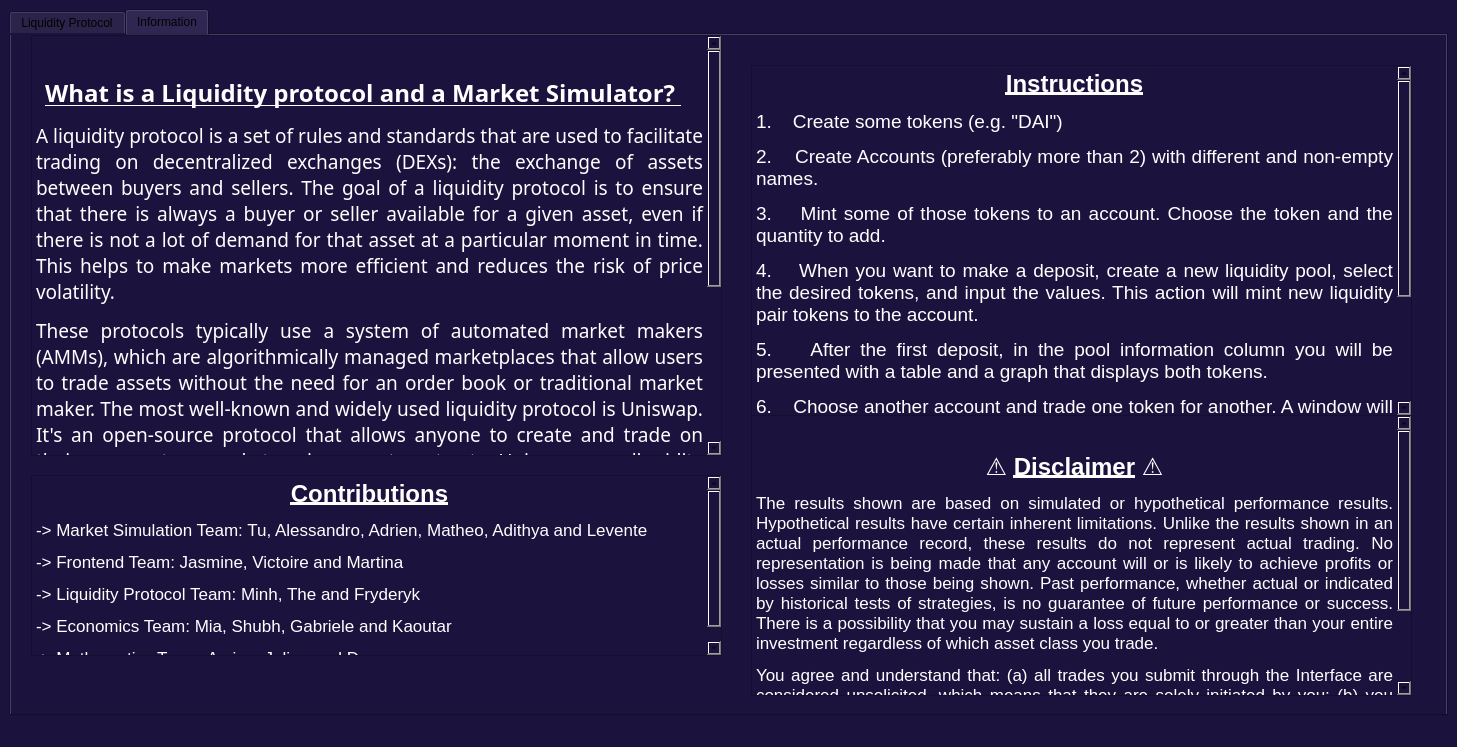
Above: introductorywindow.ui from LiquidityProtocol/AMM-Simulator before the change. Below: the same form after it.
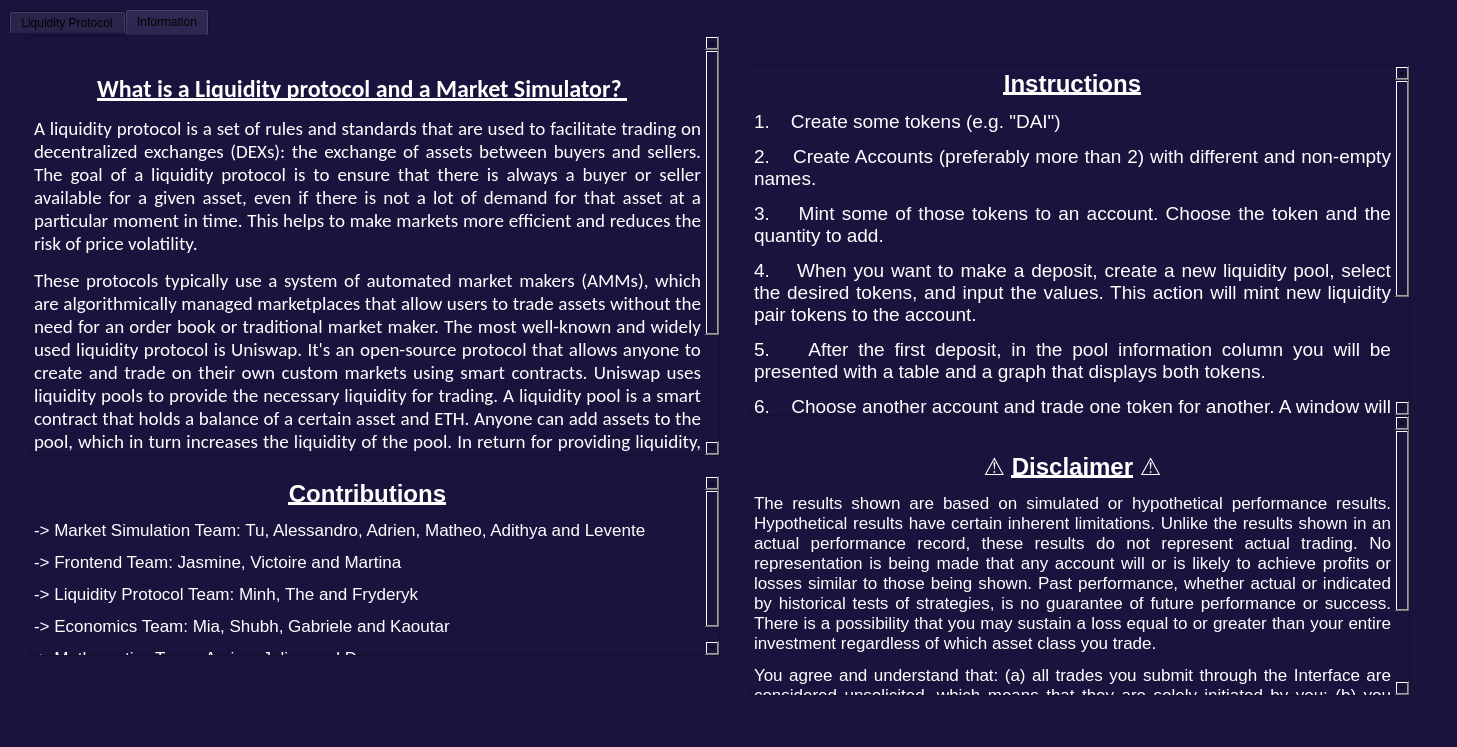
That is the form after the change. The open tabs and pages were chosen to show the change. Icons and pictures are not drawn.

```diff
--- a/introductorywindow.ui
+++ b/introductorywindow.ui
@@ -16,11 +16,16 @@
   <property name="windowTitle">
    <string>MainWindow</string>
   </property>
+  <property name="autoFillBackground">
+   <bool>false</bool>
+  </property>
   <property name="styleSheet">
    <string notr="true">background-color: rgb(28, 18, 62);
 
 font: 13pt &quot;Calibri&quot;;
 
+border-color: rgb(255, 255, 255); 
+
 </string>
   </property>
   <widget class="QWidget" name="centralwidget">
@@ -90,7 +95,7 @@
         </property>
         <property name="font">
          <font>
-          <family>Rockwell</family>
+          <family>Calibri</family>
           <pointsize>13</pointsize>
           <italic>false</italic>
           <bold>false</bold>
@@ -104,7 +109,7 @@
 &lt;html&gt;&lt;head&gt;&lt;meta name=&quot;qrichtext&quot; content=&quot;1&quot; /&gt;&lt;meta charset=&quot;utf-8&quot; /&gt;&lt;style type=&quot;text/css&quot;&gt;
 p, li { white-space: pre-wrap; }
 hr { height: 1px; border-width: 0; }
-&lt;/style&gt;&lt;/head&gt;&lt;body style=&quot; font-family:'Rockwell'; font-size:13pt; font-weight:400; font-style:normal;&quot;&gt;
+&lt;/style&gt;&lt;/head&gt;&lt;body style=&quot; font-family:'Calibri'; font-size:13pt; font-weight:400; font-style:normal;&quot;&gt;
 &lt;p align=&quot;center&quot; style=&quot;-qt-paragraph-type:empty; margin-top:12px; margin-bottom:12px; margin-left:0px; margin-right:0px; -qt-block-indent:0; text-indent:0px; font-family:'.AppleSystemUIFont';&quot;&gt;&lt;br /&gt;&lt;/p&gt;
 &lt;p align=&quot;center&quot; style=&quot; margin-top:12px; margin-bottom:12px; margin-left:0px; margin-right:0px; -qt-block-indent:0; text-indent:0px;&quot;&gt;&lt;span style=&quot; font-family:'.AppleSystemUIFont'; font-size:18pt; font-weight:700; text-decoration: underline; color:#ffffff;&quot;&gt;What is a Liquidity protocol and a Market Simulator?&lt;/span&gt;&lt;span style=&quot; font-family:'.AppleSystemUIFont'; font-size:18pt; font-weight:700; font-style:italic; text-decoration: underline; color:#ffffff;&quot;&gt; &lt;/span&gt;&lt;span style=&quot; font-family:'.AppleSystemUIFont'; font-size:18pt; color:#ffffff;&quot;&gt;  &lt;/span&gt;&lt;/p&gt;
 &lt;p align=&quot;justify&quot; style=&quot; margin-top:12px; margin-bottom:12px; margin-left:0px; margin-right:0px; -qt-block-indent:0; text-indent:0px;&quot;&gt;&lt;span style=&quot; font-family:'.AppleSystemUIFont'; font-size:14pt; color:#ffffff;&quot;&gt;A liquidity protocol is a set of rules and standards that are used to facilitate trading on decentralized exchanges (DEXs): the exchange of assets between buyers and sellers. The goal of a liquidity protocol is to ensure that there is always a buyer or seller available for a given asset, even if there is not a lot of demand for that asset at a particular moment in time. This helps to make markets more efficient and reduces the risk of price volatility. &lt;/span&gt;&lt;/p&gt;
@@ -129,7 +134,7 @@
 &lt;html&gt;&lt;head&gt;&lt;meta name=&quot;qrichtext&quot; content=&quot;1&quot; /&gt;&lt;meta charset=&quot;utf-8&quot; /&gt;&lt;style type=&quot;text/css&quot;&gt;
 p, li { white-space: pre-wrap; }
 hr { height: 1px; border-width: 0; }
-&lt;/style&gt;&lt;/head&gt;&lt;body style=&quot; font-family:'Rockwell'; font-size:13pt; font-weight:400; font-style:normal;&quot;&gt;
+&lt;/style&gt;&lt;/head&gt;&lt;body style=&quot; font-family:'Calibri'; font-size:13pt; font-weight:400; font-style:normal;&quot;&gt;
 &lt;p align=&quot;center&quot; style=&quot; margin-top:12px; margin-bottom:12px; margin-left:0px; margin-right:0px; -qt-block-indent:0; text-indent:0px;&quot;&gt;&lt;span style=&quot; font-family:'.AppleSystemUIFont'; color:#ffffff;&quot;&gt; &lt;/span&gt;&lt;span style=&quot; font-family:'.AppleSystemUIFont'; font-size:18pt; font-weight:700; text-decoration: underline; color:#ffffff;&quot;&gt;Instructions&lt;/span&gt;&lt;span style=&quot; font-family:'.AppleSystemUIFont'; font-weight:700; font-style:italic; color:#ffffff;&quot;&gt; &lt;/span&gt;&lt;/p&gt;
 &lt;p align=&quot;justify&quot; style=&quot; margin-top:12px; margin-bottom:12px; margin-left:0px; margin-right:0px; -qt-block-indent:0; text-indent:0px;&quot;&gt;&lt;span style=&quot; font-family:'.AppleSystemUIFont'; font-size:14pt; color:#ffffff;&quot;&gt;1.    Create some tokens (e.g. &amp;quot;DAI&amp;quot;) &lt;/span&gt;&lt;/p&gt;
 &lt;p align=&quot;justify&quot; style=&quot; margin-top:12px; margin-bottom:12px; margin-left:0px; margin-right:0px; -qt-block-indent:0; text-indent:0px;&quot;&gt;&lt;span style=&quot; font-family:'.AppleSystemUIFont'; font-size:14pt; color:#ffffff;&quot;&gt;2.    Create Accounts (preferably more than 2) with different and non-empty names. &lt;/span&gt;&lt;/p&gt;
@@ -189,13 +194,13 @@
 &lt;html&gt;&lt;head&gt;&lt;meta name=&quot;qrichtext&quot; content=&quot;1&quot; /&gt;&lt;meta charset=&quot;utf-8&quot; /&gt;&lt;style type=&quot;text/css&quot;&gt;
 p, li { white-space: pre-wrap; }
 hr { height: 1px; border-width: 0; }
-&lt;/style&gt;&lt;/head&gt;&lt;body style=&quot; font-family:'.AppleSystemUIFont'; font-size:13pt; font-weight:400; font-style:normal;&quot;&gt;
-&lt;p align=&quot;center&quot; style=&quot; margin-top:0px; margin-bottom:0px; margin-left:0px; margin-right:0px; -qt-block-indent:0; text-indent:0px;&quot;&gt;&lt;span style=&quot; font-size:18pt; font-weight:700; text-decoration: underline; color:#ffffff;&quot;&gt;Contributions&lt;/span&gt;&lt;/p&gt;
-&lt;p style=&quot; margin-top:12px; margin-bottom:12px; margin-left:0px; margin-right:0px; -qt-block-indent:0; text-indent:0px;&quot;&gt;&lt;span style=&quot; color:#ffffff;&quot;&gt;-&amp;gt; Market Simulation Team: Tu, Alessandro, Adrien, Matheo, Adithya and Levente&lt;/span&gt;&lt;/p&gt;
-&lt;p style=&quot; margin-top:12px; margin-bottom:12px; margin-left:0px; margin-right:0px; -qt-block-indent:0; text-indent:0px;&quot;&gt;&lt;span style=&quot; color:#ffffff;&quot;&gt;-&amp;gt; Frontend Team: Jasmine, Victoire and Martina&lt;/span&gt;&lt;/p&gt;
-&lt;p style=&quot; margin-top:12px; margin-bottom:12px; margin-left:0px; margin-right:0px; -qt-block-indent:0; text-indent:0px;&quot;&gt;&lt;span style=&quot; color:#ffffff;&quot;&gt;-&amp;gt; Liquidity Protocol Team: Minh, The and Fryderyk&lt;/span&gt;&lt;/p&gt;
-&lt;p style=&quot; margin-top:12px; margin-bottom:12px; margin-left:0px; margin-right:0px; -qt-block-indent:0; text-indent:0px;&quot;&gt;&lt;span style=&quot; color:#ffffff;&quot;&gt;-&amp;gt; Economics Team: Mia, Shubh, Gabriele and Kaoutar&lt;/span&gt;&lt;/p&gt;
-&lt;p style=&quot; margin-top:12px; margin-bottom:12px; margin-left:0px; margin-right:0px; -qt-block-indent:0; text-indent:0px;&quot;&gt;&lt;span style=&quot; color:#ffffff;&quot;&gt;-&amp;gt; Mathematics Team: Amine, Julien and Duc &lt;/span&gt;&lt;/p&gt;&lt;/body&gt;&lt;/html&gt;</string>
+&lt;/style&gt;&lt;/head&gt;&lt;body style=&quot; font-family:'Calibri'; font-size:13pt; font-weight:400; font-style:normal;&quot;&gt;
+&lt;p align=&quot;center&quot; style=&quot; margin-top:0px; margin-bottom:0px; margin-left:0px; margin-right:0px; -qt-block-indent:0; text-indent:0px;&quot;&gt;&lt;span style=&quot; font-family:'.AppleSystemUIFont'; font-size:18pt; font-weight:700; text-decoration: underline; color:#ffffff;&quot;&gt;Contributions&lt;/span&gt;&lt;/p&gt;
+&lt;p style=&quot; margin-top:12px; margin-bottom:12px; margin-left:0px; margin-right:0px; -qt-block-indent:0; text-indent:0px;&quot;&gt;&lt;span style=&quot; font-family:'.AppleSystemUIFont'; color:#ffffff;&quot;&gt;-&amp;gt; Market Simulation Team: Tu, Alessandro, Adrien, Matheo, Adithya and Levente&lt;/span&gt;&lt;/p&gt;
+&lt;p style=&quot; margin-top:12px; margin-bottom:12px; margin-left:0px; margin-right:0px; -qt-block-indent:0; text-indent:0px;&quot;&gt;&lt;span style=&quot; font-family:'.AppleSystemUIFont'; color:#ffffff;&quot;&gt;-&amp;gt; Frontend Team: Jasmine, Victoire and Martina&lt;/span&gt;&lt;/p&gt;
+&lt;p style=&quot; margin-top:12px; margin-bottom:12px; margin-left:0px; margin-right:0px; -qt-block-indent:0; text-indent:0px;&quot;&gt;&lt;span style=&quot; font-family:'.AppleSystemUIFont'; color:#ffffff;&quot;&gt;-&amp;gt; Liquidity Protocol Team: Minh, The and Fryderyk&lt;/span&gt;&lt;/p&gt;
+&lt;p style=&quot; margin-top:12px; margin-bottom:12px; margin-left:0px; margin-right:0px; -qt-block-indent:0; text-indent:0px;&quot;&gt;&lt;span style=&quot; font-family:'.AppleSystemUIFont'; color:#ffffff;&quot;&gt;-&amp;gt; Economics Team: Mia, Shubh, Gabriele and Kaoutar&lt;/span&gt;&lt;/p&gt;
+&lt;p style=&quot; margin-top:12px; margin-bottom:12px; margin-left:0px; margin-right:0px; -qt-block-indent:0; text-indent:0px;&quot;&gt;&lt;span style=&quot; font-family:'.AppleSystemUIFont'; color:#ffffff;&quot;&gt;-&amp;gt; Mathematics Team: Amine, Julien and Duc &lt;/span&gt;&lt;/p&gt;&lt;/body&gt;&lt;/html&gt;</string>
         </property>
        </widget>
       </widget>
```
Left out of the diff: 8 changed lines with no effect on the pictures.
